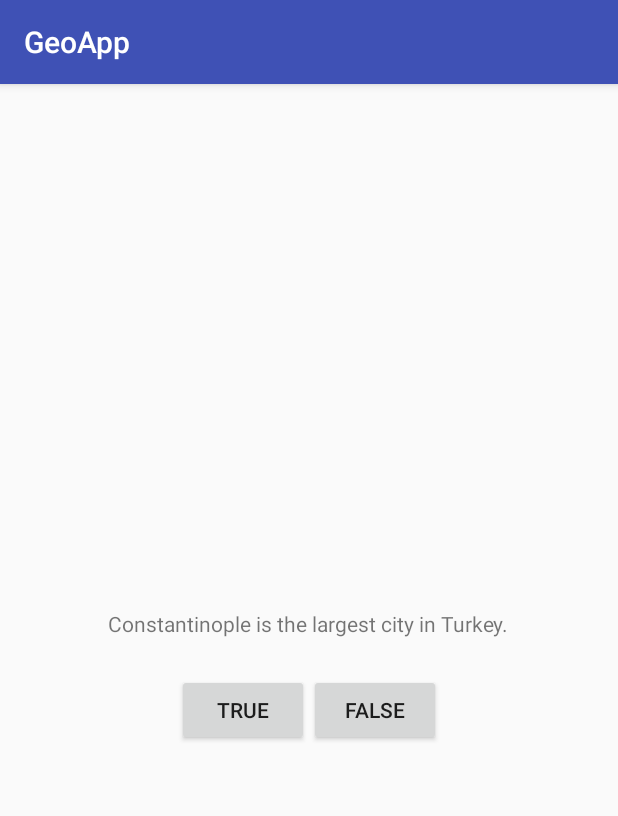
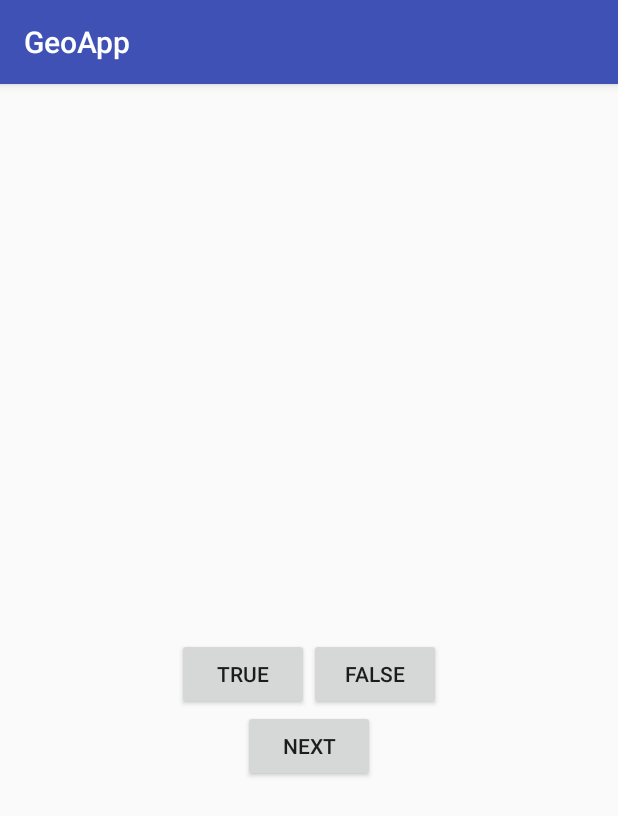
Before and after one commit to MDBaron/GeoApp, an Android app: the screen it shows after launch (QuizActivity), after a tap on "TRUE", on a phone screen of 412 x 824 dp. Shown: the top 816 px of the screen. Run offline under Robolectric (Android 15) with nearby library versions, the phone set to English and light mode, and no system bars.

Commit message:
Multiple questions added

```diff
--- a/app/src/main/java/com/birchmaninteractive/tehmatty/geoapp/QuizActivity.java
+++ b/app/src/main/java/com/birchmaninteractive/tehmatty/geoapp/QuizActivity.java
@@ -7,16 +7,52 @@ import android.view.View;
 import android.widget.Button;
 import android.view.Menu;
 import android.widget.Toast;
+import android.widget.TextView;
 
 public class QuizActivity extends AppCompatActivity {
 
     private Button mTrueButton;
     private Button mFalseButton;
+    private Button mNextButton;
+    private TextView mQuestionTextView;
+
+    private TrueFalse[] mQuestionBank = new TrueFalse[]{
+            new TrueFalse(R.string.question_oceans, true),
+            new TrueFalse(R.string.question_mideast, false),
+            new TrueFalse(R.string.question_africa, false),
+            new TrueFalse(R.string.question_americas, true),
+            new TrueFalse(R.string.question_asia, true),
+    };
+
+    private int mCurrentIndex = 0;
+
+    private void updateQuestion(){
+        int question = mQuestionBank[mCurrentIndex].getQuestion();
+        mQuestionTextView.setText(question);
+    }
+
+    private void checkAnswer(boolean userPressedTrue){
+        boolean answerIsTrue = mQuestionBank[mCurrentIndex].isTrueQuestion();
+
+        int messageResId = 0;
+
+        if(userPressedTrue == answerIsTrue){
+            messageResId = R.string.correct_toast;
+        } else {
+            messageResId = R.string.incorrect_toast;
+        }
+
+        Toast.makeText(this, messageResId, Toast.LENGTH_SHORT).show();
+    }
 
     @Override
     protected void onCreate(Bundle savedInstanceState) {
         super.onCreate(savedInstanceState);
         setContentView(R.layout.activity_quiz);
+
+        mQuestionTextView = (TextView)findViewById(R.id.question_text_view);
+        //int question = mQuestionBank[mCurrentIndex].getQuestion();
+        //mQuestionTextView.setText(question);
 
         //Cast views returned as Button, and assign to member variables
         mTrueButton = (Button)findViewById(R.id.true_button);
@@ -26,13 +62,26 @@ public class QuizActivity extends AppCompatActivity {
         mTrueButton.setOnClickListener(new View.OnClickListener(){
             @Override
             public void onClick(View v){
-                Toast.makeText(QuizActivity.this, R.string.incorrect_toast, Toast.LENGTH_SHORT).show();
+                //Toast.makeText(QuizActivity.this, R.string.incorrect_toast, Toast.LENGTH_SHORT).show();
+                checkAnswer(true);
             }
         });
         mFalseButton.setOnClickListener(new View.OnClickListener(){
             @Override
             public void onClick(View v){
-                Toast.makeText(QuizActivity.this, R.string.correct_toast, Toast.LENGTH_SHORT).show();
+                //Toast.makeText(QuizActivity.this, R.string.correct_toast, Toast.LENGTH_SHORT).show();
+                checkAnswer(false);
+            }
+        });
+
+        mNextButton = (Button)findViewById(R.id.next_button);
+        mNextButton.setOnClickListener(new View.OnClickListener(){
+            @Override
+            public void onClick(View v){
+                mCurrentIndex = (mCurrentIndex + 1) % mQuestionBank.length;
+                //int question = mQuestionBank[mCurrentIndex].getQuestion();
+                //mQuestionTextView.setText(question);
+                updateQuestion();
             }
         });
 
--- a/app/src/main/java/com/birchmaninteractive/tehmatty/geoapp/TrueFalse.java
+++ b/app/src/main/java/com/birchmaninteractive/tehmatty/geoapp/TrueFalse.java
@@ -21,7 +21,7 @@ public class TrueFalse {
         mQuestion = question;
     }
 
-    public boolean ismTrueQuestion(){
+    public boolean isTrueQuestion(){
         return mTrueQuestion;
     }
 
--- a/app/src/main/res/layout/activity_quiz.xml
+++ b/app/src/main/res/layout/activity_quiz.xml
@@ -19,8 +19,7 @@
             android:layout_width="wrap_content"
             android:layout_height="wrap_content"
             android:padding="24dp"
-            android:text="@string/question_text"
-            android:id="@+id/textView" />
+            android:id="@+id/question_text_view" />
 
         <LinearLayout
             android:orientation="horizontal"
@@ -39,6 +38,10 @@
                 android:text="@string/false_button"
                 android:id="@+id/false_button" />
         </LinearLayout>
-
+        <Button
+            android:layout_width="wrap_content"
+            android:layout_height="wrap_content"
+            android:id="@+id/next_button"
+            android:text="@string/next_button"/>
 
     </LinearLayout>
--- a/app/src/main/res/values/strings.xml
+++ b/app/src/main/res/values/strings.xml
@@ -1,9 +1,15 @@
 <resources>
     <string name="app_name">GeoApp</string>
-    <string name="question_text">Constantinople is the largest city in Turkey.</string>
+
     <string name="true_button">True</string>
     <string name="false_button">False</string>
+    <string name="next_button">Next</string>
     <string name="correct_toast">Correct!</string>
     <string name="incorrect_toast">Incorrect!</string>
     <string name="menu_settings">Settings</string>
+    <string name="question_oceans">The Pacific Ocean is Larger than the Atlantic Ocean.</string>
+    <string name="question_mideast">The Suez Canal connects the Red Sea and the Indian Ocean.</string>
+    <string name="question_africa">The source of the Nile River is in Egypt.</string>
+    <string name="question_americas">The Amazon River is the longest river in the Americas.</string>
+    <string name="question_asia">Lake Baikal is the world\'s oldest and deepest freshwater lake.</string>
 </resources>
```
